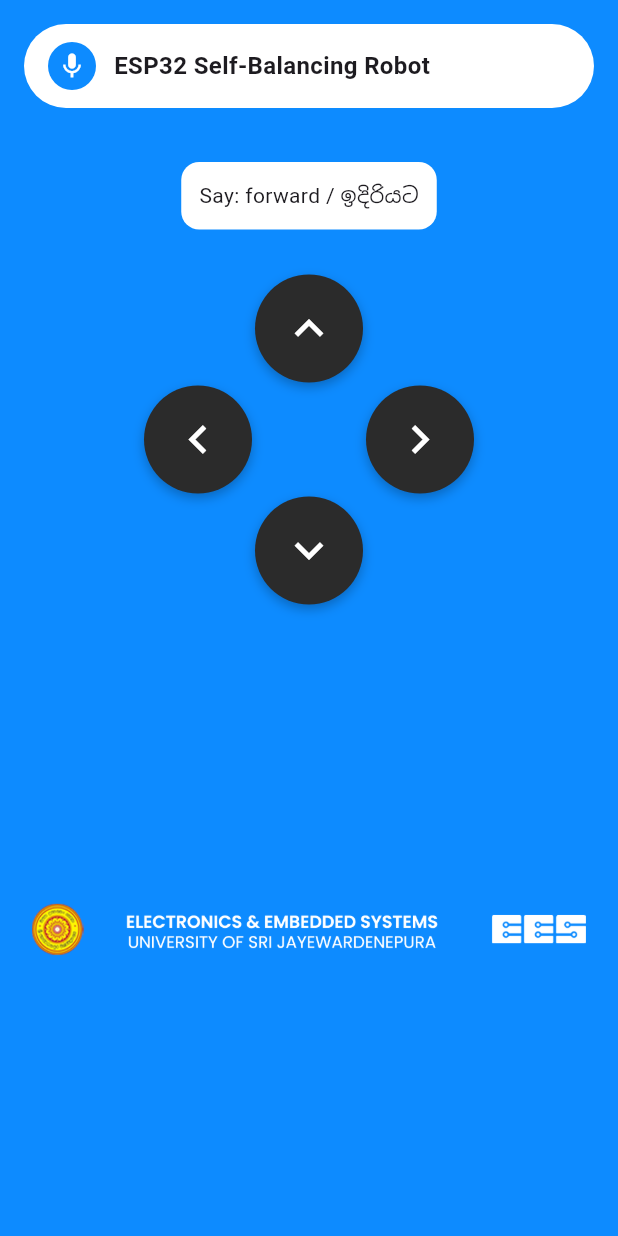
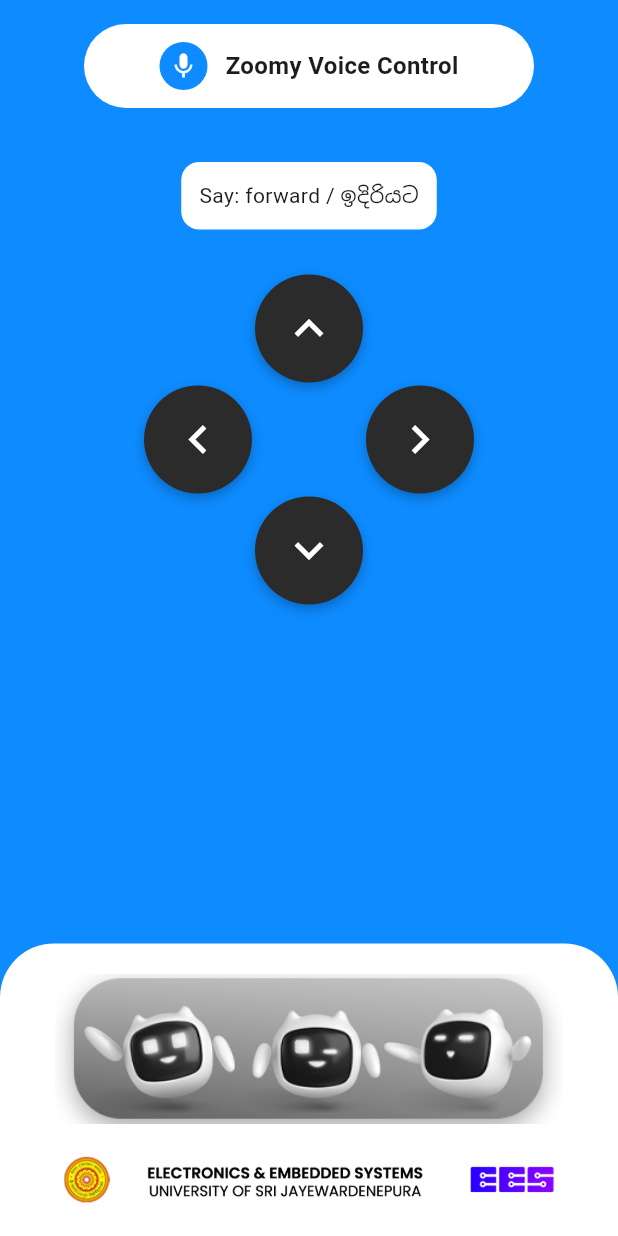
Before and after one commit to pamidi09/zoomy_the_robot, a Flutter app: the screen it shows after launch, after a tap on "Connect", on a phone screen of 412 x 824 dp. Run offline on Flutter 3.47's test engine with Material 3 defaults, Android fonts, the phone set to English and light mode, and no system bars; our stand-ins replace flutter_tts, speech_to_text.

Commit message:
Updated UI

```diff
--- a/lib/pages/control_page.dart
+++ b/lib/pages/control_page.dart
@@ -155,12 +155,15 @@
             Padding(
               padding: const EdgeInsets.all(16),
               child: Container(
+                width: 300,
                 padding: const EdgeInsets.symmetric(horizontal: 16, vertical: 12),
                 decoration: BoxDecoration(
                   color: Colors.white,
                   borderRadius: BorderRadius.circular(28),
                 ),
+                child: Center(
                   child: Row(
+                    mainAxisSize: MainAxisSize.min,
                     children: [
                       GestureDetector(
                         onTap: () {
@@ -182,13 +185,14 @@
                       ),
                       const SizedBox(width: 12),
                       const Text(
-                      "ESP32 Self-Balancing Robot",
+                        "Zoomy Voice Control",
                         style: TextStyle(
                           fontSize: 16,
                           fontWeight: FontWeight.w600,
                         ),
                       ),
                     ],
+                  ),
                 ),
               ),
             ),
@@ -255,12 +259,35 @@
               ),
             ),
 
+            const Spacer(),
+
+            Container(
+              width: double.infinity,
+              padding:
+              const EdgeInsets.symmetric(horizontal: 24, vertical: 20),
+              decoration: const BoxDecoration(
+                color: Colors.white,
+                borderRadius: BorderRadius.only(
+                  topLeft: Radius.circular(36),
+                  topRight: Radius.circular(36),
+                ),
+              ),
+
+              child: Column(
+                mainAxisSize: MainAxisSize.min,
+                children: [
+                  Image.asset(
+                    'assets/footer_robot.png',
+                    height: 100,
+                    fit: BoxFit.contain,
+                  ),
                   const SizedBox(height: 20),
-
-            Expanded(
-              child: Image.asset(
-                'assets/startupPage_logo.png',
+                  Image.asset(
+                    'assets/Footer2.png',
+                    height: 35,
                     fit: BoxFit.contain,
+                  ),
+                ],
               ),
             ),
           ],
```
Lines whose indentation alone changed are shown as unchanged.
